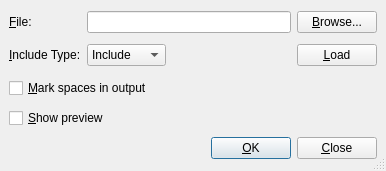
Before: the Qt Designer form src/frontends/qt4/ui/IncludeUi.ui in cburschka/lyx, drawn with Qt 5.
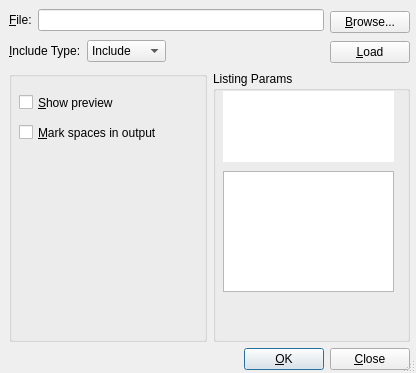
After: the same form once the commit is applied.

Patch:
```diff
--- a/src/frontends/qt4/ui/IncludeUi.ui
+++ b/src/frontends/qt4/ui/IncludeUi.ui
@@ -5,8 +5,8 @@
    <rect>
     <x>0</x>
     <y>0</y>
-    <width>386</width>
-    <height>171</height>
+    <width>416</width>
+    <height>373</height>
    </rect>
   </property>
   <property name="windowTitle" >
@@ -15,99 +15,87 @@
   <property name="sizeGripEnabled" >
    <bool>true</bool>
   </property>
-  <layout class="QGridLayout" >
+  <widget class="QWidget" name="" >
+   <property name="geometry" >
+    <rect>
+     <x>9</x>
+     <y>9</y>
+     <width>401</width>
+     <height>361</height>
+    </rect>
+   </property>
+   <layout class="QVBoxLayout" >
    <property name="margin" >
-    <number>9</number>
+     <number>0</number>
    </property>
    <property name="spacing" >
     <number>6</number>
    </property>
-   <item row="3" column="0" colspan="2" >
-    <widget class="QCheckBox" name="previewCB" >
-     <property name="sizePolicy" >
-      <sizepolicy>
-       <hsizetype>3</hsizetype>
-       <vsizetype>0</vsizetype>
-       <horstretch>0</horstretch>
-       <verstretch>0</verstretch>
-      </sizepolicy>
-     </property>
-     <property name="toolTip" >
-      <string>Show LaTeX preview</string>
-     </property>
-     <property name="text" >
-      <string>&amp;Show preview</string>
-     </property>
-    </widget>
-   </item>
-   <item row="2" column="0" colspan="2" >
-    <widget class="QCheckBox" name="visiblespaceCB" >
-     <property name="sizePolicy" >
-      <sizepolicy>
-       <hsizetype>3</hsizetype>
-       <vsizetype>0</vsizetype>
-       <horstretch>0</horstretch>
-       <verstretch>0</verstretch>
-      </sizepolicy>
-     </property>
+    <item>
+     <layout class="QHBoxLayout" >
+      <property name="margin" >
+       <number>0</number>
+      </property>
+      <property name="spacing" >
+       <number>6</number>
+      </property>
+      <item>
+       <layout class="QVBoxLayout" >
+        <property name="margin" >
+         <number>0</number>
+        </property>
+        <property name="spacing" >
+         <number>6</number>
+        </property>
+        <item>
+         <layout class="QHBoxLayout" >
+          <property name="margin" >
+           <number>0</number>
+          </property>
+          <property name="spacing" >
+           <number>6</number>
+          </property>
+          <item>
+           <widget class="QLabel" name="filenameLA" >
      <property name="toolTip" >
       <string>Underline spaces in generated output</string>
      </property>
      <property name="text" >
-      <string>&amp;Mark spaces in output</string>
-     </property>
-    </widget>
-   </item>
-   <item rowspan="2" row="2" column="2" colspan="3" >
-    <spacer>
-     <property name="orientation" >
-      <enum>Qt::Horizontal</enum>
-     </property>
-     <property name="sizeType" >
-      <enum>QSizePolicy::Expanding</enum>
-     </property>
-     <property name="sizeHint" >
-      <size>
-       <width>130</width>
-       <height>50</height>
-      </size>
-     </property>
-    </spacer>
-   </item>
-   <item row="0" column="1" colspan="3" >
+             <string>&amp;File:</string>
+            </property>
+            <property name="buddy" >
+             <cstring>filenameED</cstring>
+            </property>
+           </widget>
+          </item>
+          <item>
     <widget class="QLineEdit" name="filenameED" >
      <property name="toolTip" >
       <string>File name to include</string>
      </property>
     </widget>
    </item>
-   <item row="1" column="4" >
-    <widget class="QPushButton" name="loadPB" >
-     <property name="toolTip" >
-      <string>Load the file</string>
-     </property>
+         </layout>
+        </item>
+        <item>
+         <layout class="QHBoxLayout" >
+          <property name="margin" >
+           <number>0</number>
+          </property>
+          <property name="spacing" >
+           <number>6</number>
+          </property>
+          <item>
+           <widget class="QLabel" name="TextLabel1" >
      <property name="text" >
-      <string>&amp;Load</string>
+             <string>&amp;Include Type:</string>
+            </property>
+            <property name="buddy" >
+             <cstring>typeCO</cstring>
      </property>
     </widget>
    </item>
-   <item row="1" column="3" >
-    <spacer>
-     <property name="orientation" >
-      <enum>Qt::Horizontal</enum>
-     </property>
-     <property name="sizeType" >
-      <enum>QSizePolicy::Expanding</enum>
-     </property>
-     <property name="sizeHint" >
-      <size>
-       <width>28</width>
-       <height>28</height>
-      </size>
-     </property>
-    </spacer>
-   </item>
-   <item row="1" column="1" colspan="2" >
+          <item>
     <widget class="QComboBox" name="typeCO" >
      <item>
       <property name="text" >
@@ -124,19 +112,42 @@
        <string>Verbatim</string>
       </property>
      </item>
-    </widget>
-   </item>
-   <item row="1" column="0" >
-    <widget class="QLabel" name="TextLabel1" >
+            <item>
      <property name="text" >
-      <string>&amp;Include Type:</string>
-     </property>
-     <property name="buddy" >
-      <cstring>typeCO</cstring>
-     </property>
-    </widget>
-   </item>
-   <item row="0" column="4" >
+              <string>Listings</string>
+             </property>
+            </item>
+           </widget>
+          </item>
+          <item>
+           <spacer>
+            <property name="orientation" >
+             <enum>Qt::Horizontal</enum>
+            </property>
+            <property name="sizeType" >
+             <enum>QSizePolicy::Expanding</enum>
+            </property>
+            <property name="sizeHint" >
+             <size>
+              <width>28</width>
+              <height>28</height>
+             </size>
+            </property>
+           </spacer>
+          </item>
+         </layout>
+        </item>
+       </layout>
+      </item>
+      <item>
+       <layout class="QVBoxLayout" >
+        <property name="margin" >
+         <number>0</number>
+        </property>
+        <property name="spacing" >
+         <number>6</number>
+        </property>
+        <item>
     <widget class="QPushButton" name="browsePB" >
      <property name="toolTip" >
       <string>Select a file</string>
@@ -146,20 +157,139 @@
      </property>
     </widget>
    </item>
-   <item row="0" column="0" >
-    <widget class="QLabel" name="filenameLA" >
+        <item>
+         <widget class="QPushButton" name="loadPB" >
      <property name="toolTip" >
+           <string>Load the file</string>
+          </property>
+          <property name="text" >
+           <string>&amp;Load</string>
+          </property>
+         </widget>
+        </item>
+       </layout>
+      </item>
+     </layout>
+    </item>
+    <item>
+     <layout class="QHBoxLayout" >
+      <property name="margin" >
+       <number>0</number>
+      </property>
+      <property name="spacing" >
+       <number>6</number>
+      </property>
+      <item>
+       <widget class="QGroupBox" name="includeGB" >
+        <property name="title" >
       <string/>
      </property>
+        <widget class="QCheckBox" name="previewCB" >
+         <property name="geometry" >
+          <rect>
+           <x>10</x>
+           <y>20</y>
+           <width>100</width>
+           <height>23</height>
+          </rect>
+         </property>
+         <property name="sizePolicy" >
+          <sizepolicy>
+           <hsizetype>3</hsizetype>
+           <vsizetype>0</vsizetype>
+           <horstretch>0</horstretch>
+           <verstretch>0</verstretch>
+          </sizepolicy>
+         </property>
+         <property name="toolTip" >
+          <string>Show LaTeX preview</string>
+         </property>
      <property name="text" >
-      <string>&amp;File:</string>
-     </property>
-     <property name="buddy" >
-      <cstring>filenameED</cstring>
-     </property>
-    </widget>
-   </item>
-   <item row="4" column="0" colspan="5" >
+          <string>&amp;Show preview</string>
+         </property>
+        </widget>
+        <widget class="QCheckBox" name="visiblespaceCB" >
+         <property name="geometry" >
+          <rect>
+           <x>10</x>
+           <y>50</y>
+           <width>142</width>
+           <height>23</height>
+          </rect>
+         </property>
+         <property name="sizePolicy" >
+          <sizepolicy>
+           <hsizetype>3</hsizetype>
+           <vsizetype>0</vsizetype>
+           <horstretch>0</horstretch>
+           <verstretch>0</verstretch>
+          </sizepolicy>
+         </property>
+         <property name="toolTip" >
+          <string>Underline spaces in generated output</string>
+         </property>
+         <property name="text" >
+          <string>&amp;Mark spaces in output</string>
+         </property>
+        </widget>
+       </widget>
+      </item>
+      <item>
+       <widget class="QGroupBox" name="listingsGB" >
+        <property name="title" >
+         <string>Listing Params</string>
+        </property>
+        <widget class="QTextEdit" name="listingsED" >
+         <property name="geometry" >
+          <rect>
+           <x>10</x>
+           <y>100</y>
+           <width>171</width>
+           <height>121</height>
+          </rect>
+         </property>
+        </widget>
+        <widget class="QTextBrowser" name="listingsTB" >
+         <property name="geometry" >
+          <rect>
+           <x>10</x>
+           <y>20</y>
+           <width>171</width>
+           <height>71</height>
+          </rect>
+         </property>
+         <property name="sizePolicy" >
+          <sizepolicy>
+           <hsizetype>4</hsizetype>
+           <vsizetype>0</vsizetype>
+           <horstretch>0</horstretch>
+           <verstretch>0</verstretch>
+          </sizepolicy>
+         </property>
+         <property name="cursor" >
+          <cursor>14</cursor>
+         </property>
+         <property name="acceptDrops" >
+          <bool>false</bool>
+         </property>
+         <property name="frameShape" >
+          <enum>QFrame::NoFrame</enum>
+         </property>
+         <property name="frameShadow" >
+          <enum>QFrame::Plain</enum>
+         </property>
+         <property name="lineWidth" >
+          <number>0</number>
+         </property>
+         <property name="acceptRichText" >
+          <bool>false</bool>
+         </property>
+        </widget>
+       </widget>
+      </item>
+     </layout>
+    </item>
+    <item>
     <layout class="QHBoxLayout" >
      <property name="margin" >
       <number>0</number>
@@ -203,6 +333,7 @@
     </layout>
    </item>
   </layout>
+  </widget>
  </widget>
  <tabstops>
   <tabstop>filenameED</tabstop>
```
Left out of the diff: 2 changed lines with no effect on the pictures. Lines whose indentation alone changed are shown as unchanged.
